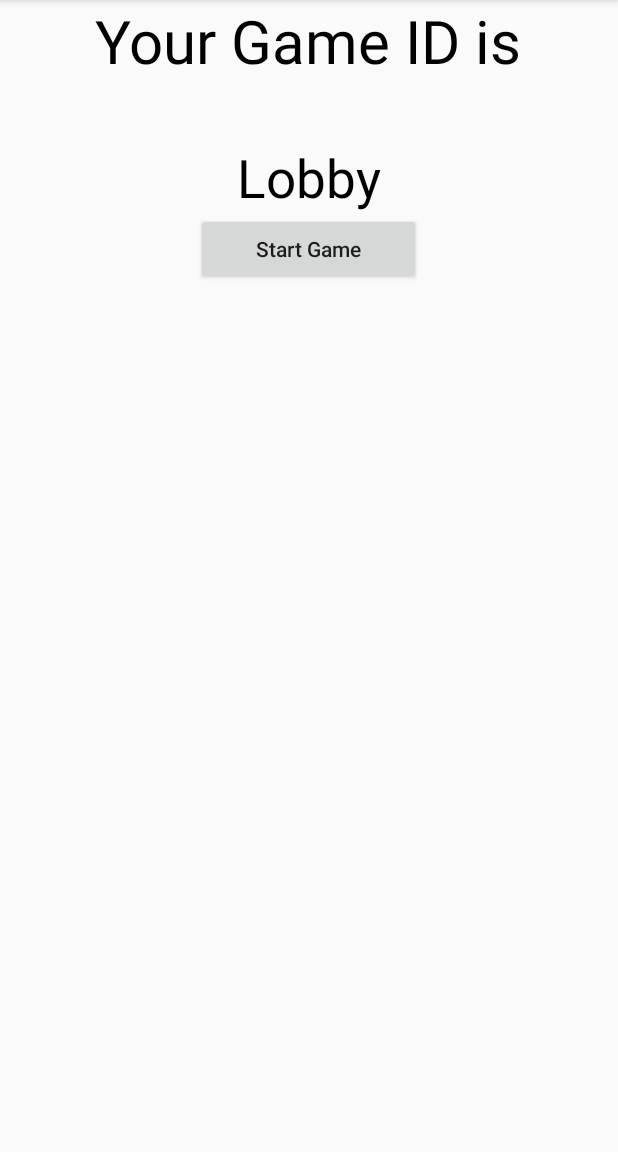
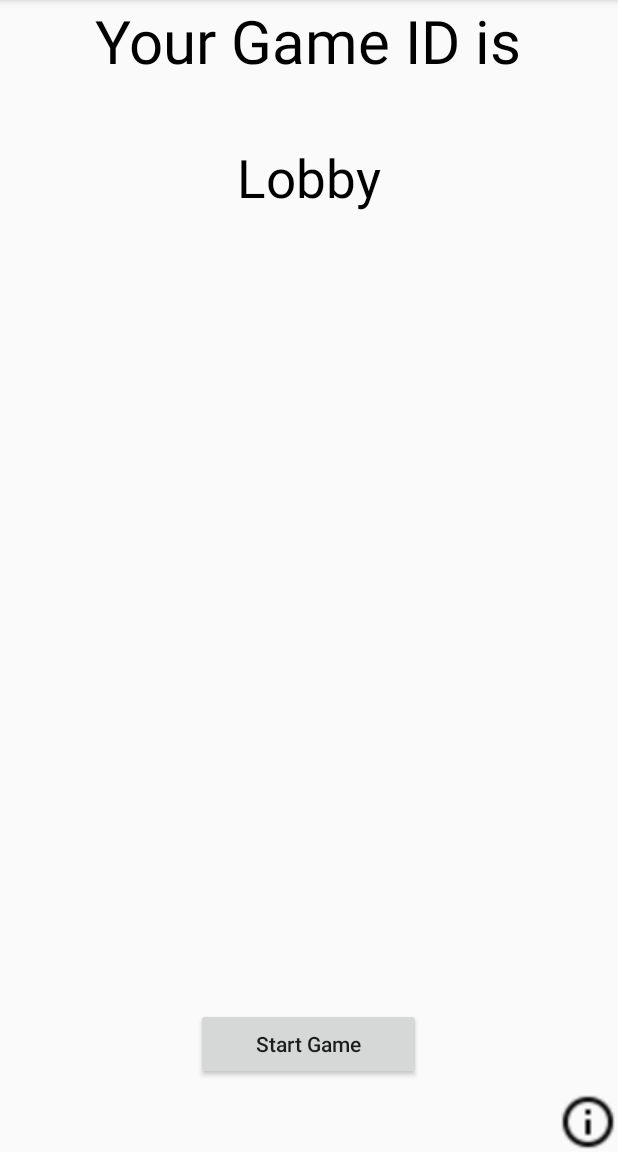
Before and after one commit to lukethomas1/Stazo-Resistance, an Android app: the Lobby screen opened directly, with no data from a screen before it, on a phone screen of 412 x 824 dp, the part 84-1236 px from its top. Run offline under Robolectric (Android 15) with nearby library versions, the phone set to English and light mode, and no system bars; libraries missing offline, so code that uses them is left out: com.firebase.client; 6 statements that could not run were skipped.

Commit message:
Moved Start Game button to bottom, added info button.

```diff
--- a/stazo_resistance/app/src/main/java/com/example/isaacwang/stazo_resistance/Lobby.java
+++ b/stazo_resistance/app/src/main/java/com/example/isaacwang/stazo_resistance/Lobby.java
@@ -22,6 +22,7 @@ import android.widget.Button;
 import android.widget.EditText;
 import android.widget.GridLayout;
 import android.widget.LinearLayout;
+import android.widget.RelativeLayout;
 import android.widget.TextView;
 import android.widget.Toast;
 
@@ -68,8 +69,18 @@ public class Lobby extends AppCompatActivity {
         // Set the layout
         setContentView(R.layout.lobby);
 
+        // Set game ID
         this.game_id = getIntent().getStringExtra("game_id");
-        ((TextView) findViewById(R.id.idTextView)).setText(game_id);
+        TextView idTextView = ((TextView) findViewById(R.id.idTextView));
+
+        idTextView.setText(game_id);
+
+        RelativeLayout.LayoutParams lp =
+                new RelativeLayout.LayoutParams(RelativeLayout.LayoutParams.WRAP_CONTENT,
+                                                RelativeLayout.LayoutParams.WRAP_CONTENT);
+        lp.addRule(RelativeLayout.CENTER_IN_PARENT);
+        lp.addRule(RelativeLayout.BELOW, R.id.titleTextView);
+        idTextView.setLayoutParams( lp );
 
         // Changes to Lobby handling
         Firebase fbRef =
@@ -126,10 +137,9 @@ public class Lobby extends AppCompatActivity {
 
             }
         });
+    }
 
-        // Inform the player if he is the game creator that he can remove players
-        if (thisPlayer.getNum() == 1) // If this player is the game creator
-        {
+    public void displayInstructionToast( View view ) {
         Context context = getApplicationContext();
 
         // Text to display
@@ -142,8 +152,6 @@ public class Lobby extends AppCompatActivity {
         Toast toast = Toast.makeText(context, text, duration);
         toast.show();
     }
-    }
-
 
     public void addPlayerToGrid(String playerName, boolean isThisPlayer) {
         /* no duplicate additions
--- a/stazo_resistance/app/src/main/res/layout/lobby.xml
+++ b/stazo_resistance/app/src/main/res/layout/lobby.xml
@@ -1,5 +1,5 @@
 <?xml version="1.0" encoding="utf-8"?>
-<LinearLayout xmlns:android="http://schemas.android.com/apk/res/android"
+<RelativeLayout xmlns:android="http://schemas.android.com/apk/res/android"
     android:orientation="vertical" android:layout_width="match_parent"
     android:layout_height="match_parent"
     android:weightSum="1">
@@ -11,7 +11,8 @@
         android:textColor="#000000"
         android:id="@+id/titleTextView"
         android:layout_gravity="center_horizontal"
-        android:textSize="40dp" />
+        android:textSize="40dp"
+        android:layout_centerHorizontal="true" />
 
     <TextView
         android:layout_width="wrap_content"
@@ -20,7 +21,10 @@
         android:textColor="#000000"
         android:id="@+id/idTextView"
         android:layout_gravity="center_horizontal"
-        android:textSize="30dp" />
+        android:textSize="30dp"
+        android:layout_below="@+id/titleTextView"
+        android:layout_alignEnd="@+id/goButton"
+        android:layout_centerHorizontal="true" />
 
     <TextView
         android:layout_width="wrap_content"
@@ -29,7 +33,9 @@
         android:textColor="#000000"
         android:id="@+id/lobbyTextView"
         android:layout_gravity="center_horizontal"
-        android:textSize="35dp" />
+        android:textSize="35dp"
+        android:layout_below="@+id/idTextView"
+        android:layout_centerHorizontal="true" />
 
     <LinearLayout
         android:id="@+id/player_container"
@@ -39,6 +45,7 @@
         android:rowCount="5"
         android:layout_gravity="center_horizontal"
         android:gravity="center"
+        android:layout_below="@+id/lobbyTextView"
         android:useDefaultMargins="true"
         android:orientation="vertical">
     </LinearLayout>
@@ -50,7 +57,19 @@
         android:layout_row="25"
         android:layout_column="12"
         android:layout_gravity="bottom|center_horizontal"
-        android:layout_marginTop="0dp"
         android:onClick="startGame"
-        android:textAllCaps="false"/>
-</LinearLayout>
+        android:textAllCaps="false"
+        android:layout_marginBottom="48dp"
+        android:layout_alignParentBottom="true"
+        android:layout_centerHorizontal="true" />
+
+    <Button
+        android:layout_width="40dp"
+        android:layout_height="40dp"
+        android:id="@+id/button"
+        android:background="@drawable/info_outline"
+        android:layout_alignParentBottom="true"
+        android:layout_alignParentEnd="true"
+        android:onClick="displayInstructionToast"
+        android:layout_alignParentRight="true" />
+</RelativeLayout>
```
Also changed, not shown: stazo_resistance/app/src/main/res/drawable/info_outline.png (added), stazo_resistance/app/src/main/res/drawable/question_mark.png (added). Lines whose indentation alone changed are shown as unchanged.
